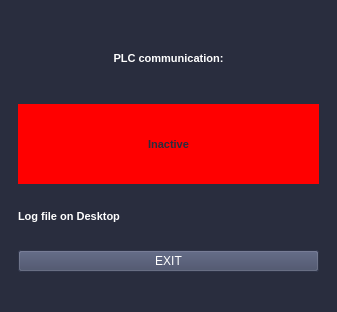
First picture: the form in logger.ui, repository rstanzani/seriale_microonde, before the edit.
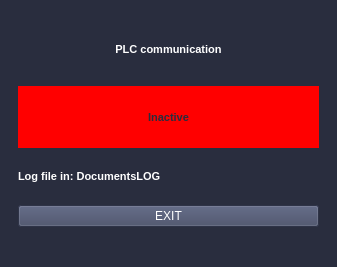
Second picture: the form after the edit. Icons and pictures are not drawn.

Commit message: [UNSTBL] Add publish/subscribe method to logger

Diff of the .ui file:
```diff
--- a/logger.ui
+++ b/logger.ui
@@ -7,7 +7,7 @@
     <x>0</x>
     <y>0</y>
     <width>337</width>
-    <height>312</height>
+    <height>267</height>
    </rect>
   </property>
   <property name="baseSize">
@@ -62,7 +62,7 @@
                <string notr="true">color: rgb(255, 255, 255);</string>
               </property>
               <property name="text">
-               <string>PLC communication:</string>
+               <string>PLC communication</string>
               </property>
               <property name="alignment">
                <set>Qt::AlignCenter</set>
@@ -125,7 +125,7 @@
              <string notr="true">color: rgb(255, 255, 255);</string>
             </property>
             <property name="text">
-             <string>Log file on Desktop</string>
+             <string>Log file in: DocumentsLOG</string>
             </property>
            </widget>
           </item>
```
The commit also changes 2 other files.
